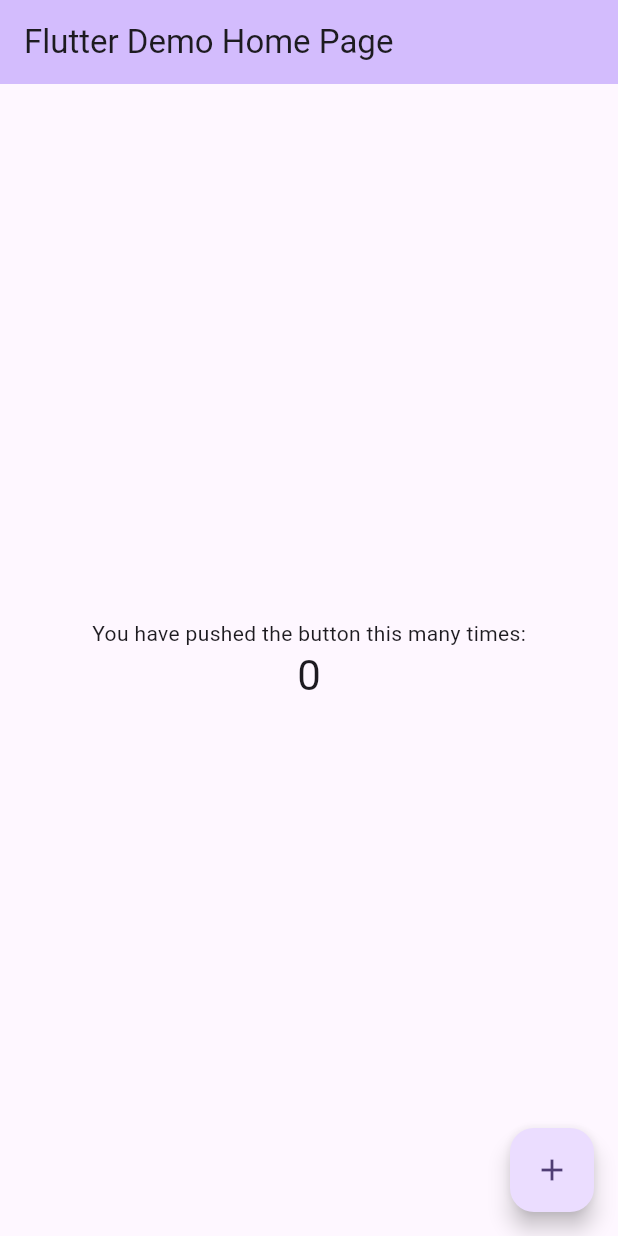
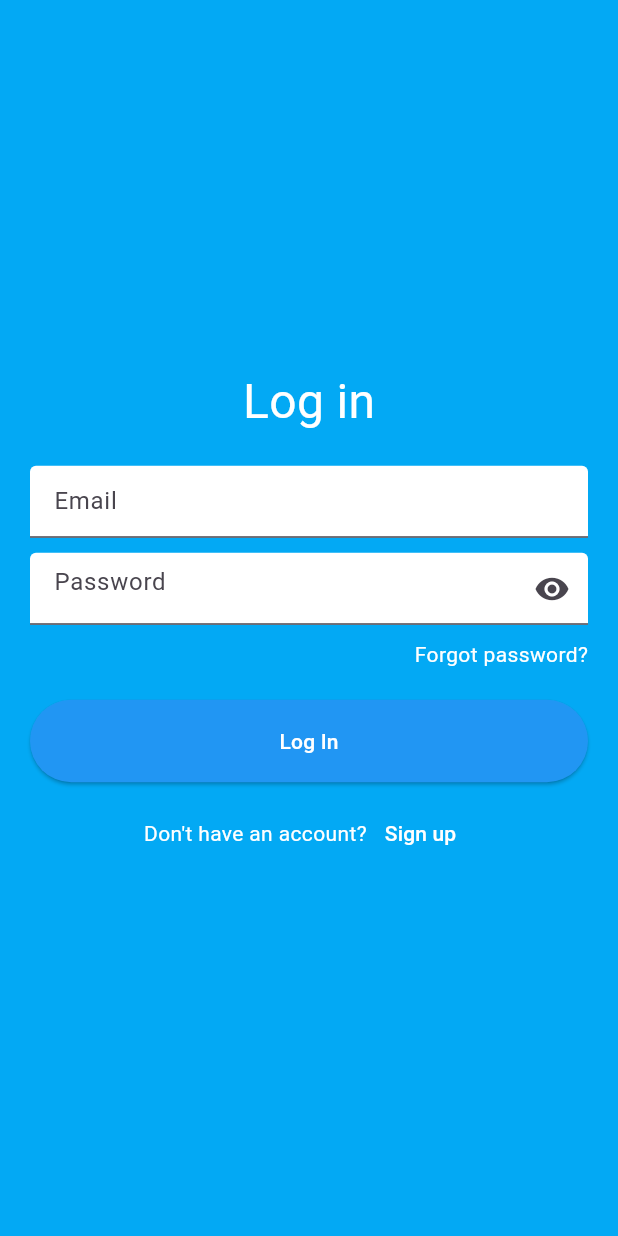
Before and after one commit to MingXuan23/CoolTransaction, a Flutter app: the screen it shows after launch, on a phone screen of 412 x 824 dp. Run offline on Flutter 3.47's test engine with Material 3 defaults, Android fonts, the light colour scheme and no system bars; our stand-ins replace bloc, equatable, flutter_bloc.

Commit message:
add bloc pattern

```diff
--- /dev/null
+++ b/lib/blocs/auth/login/login_bloc.dart
@@ -0,0 +1,27 @@
+import 'package:bloc/bloc.dart';
+import 'package:cool_transaction/repositories/user_repository.dart';
+import 'package:equatable/equatable.dart';
+
+part 'login_event.dart';
+part 'login_state.dart';
+
+class LoginBloc extends Bloc<LoginEvent, LoginState> {
+
+  UserRepository repo;
+
+  LoginBloc(LoginState LoginInitial, this.repo) : super(LoginInitial) {
+     on<LoginButtonPressed>((event, emit) async {
+      emit(LoginLoading());
+      try {
+        final bool success = repo.login(event.email, event.password);
+        if (success) {
+          emit(LoginSuccess());
+        } else {
+          emit(LoginFailure('Login failed'));
+        }
+      } catch (error) {
+        emit(LoginFailure(error.toString()));
+      }
+    });
+  }
+}
--- /dev/null
+++ b/lib/blocs/auth/login/login_event.dart
@@ -0,0 +1,21 @@
+part of 'login_bloc.dart';
+
+sealed class LoginEvent extends Equatable {
+  const LoginEvent();
+
+  @override
+  List<Object> get props => [];
+}
+
+class LoginButtonPressed extends LoginEvent {
+  final String email;
+  final String password;
+
+  const LoginButtonPressed({
+    required this.email,
+    required this.password,
+  });
+
+  @override
+  List<Object> get props => [email, password];
+}
--- /dev/null
+++ b/lib/blocs/auth/login/login_state.dart
@@ -0,0 +1,23 @@
+part of 'login_bloc.dart';
+
+sealed class LoginState extends Equatable {
+  const LoginState();
+
+  @override
+  List<Object> get props => [];
+}
+
+final class LoginInitial extends LoginState {}
+
+class LoginLoading extends LoginState {}
+
+class LoginSuccess extends LoginState {}
+
+class LoginFailure extends LoginState {
+  final String error;
+
+  const LoginFailure(this.error);
+
+  @override
+  List<Object> get props => [error];
+}
--- a/lib/main.dart
+++ b/lib/main.dart
@@ -1,125 +1,34 @@
+import 'package:cool_transaction/blocs/auth/login/login_bloc.dart';
+import 'package:cool_transaction/pages/auth/login_page.dart';
+import 'package:flutter_bloc/flutter_bloc.dart';
+import 'package:cool_transaction/repositories/user_repository.dart';
 import 'package:flutter/material.dart';
 
 void main() {
-  runApp(const MyApp());
+  runApp(MyApp(home: LoginPage()));
 }
 
 class MyApp extends StatelessWidget {
-  const MyApp({super.key});
+  final Widget home;
+  MyApp({required this.home});
 
-  // This widget is the root of your application.
   @override
   Widget build(BuildContext context) {
-    return MaterialApp(
-      title: 'Flutter Demo',
-      theme: ThemeData(
-        // This is the theme of your application.
-        //
-        // TRY THIS: Try running your application with "flutter run". You'll see
-        // the application has a blue toolbar. Then, without quitting the app,
-        // try changing the seedColor in the colorScheme below to Colors.green
-        // and then invoke "hot reload" (save your changes or press the "hot
-        // reload" button in a Flutter-supported IDE, or press "r" if you used
-        // the command line to start the app).
-        //
-        // Notice that the counter didn't reset back to zero; the application
-        // state is not lost during the reload. To reset the state, use hot
-        // restart instead.
-        //
-        // This works for code too, not just values: Most code changes can be
-        // tested with just a hot reload.
-        colorScheme: ColorScheme.fromSeed(seedColor: Colors.deepPurple),
-        useMaterial3: true,
+    return MultiBlocProvider(
+      providers: [
+        BlocProvider<LoginBloc>(
+          create: (context) => LoginBloc(LoginInitial(), UserRepository()),
+        ),
+      ],
+      child: MaterialApp(
+        debugShowCheckedModeBanner: false,
+        title: 'Cool Transaction',
+        theme: ThemeData(
+          colorScheme: ColorScheme.fromSeed(seedColor: Colors.deepPurple),
+          useMaterial3: true,
+        ),
+        home: this.home,
       ),
-      home: const MyHomePage(title: 'Flutter Demo Home Page'),
     );
   }
 }
-
-class MyHomePage extends StatefulWidget {
-  const MyHomePage({super.key, required this.title});
-
-  // This widget is the home page of your application. It is stateful, meaning
-  // that it has a State object (defined below) that contains fields that affect
-  // how it looks.
-
-  // This class is the configuration for the state. It holds the values (in this
-  // case the title) provided by the parent (in this case the App widget) and
-  // used by the build method of the State. Fields in a Widget subclass are
-  // always marked "final".
-
-  final String title;
-
-  @override
-  State<MyHomePage> createState() => _MyHomePageState();
-}
-
-class _MyHomePageState extends State<MyHomePage> {
-  int _counter = 0;
-
-  void _incrementCounter() {
-    setState(() {
-      // This call to setState tells the Flutter framework that something has
-      // changed in this State, which causes it to rerun the build method below
-      // so that the display can reflect the updated values. If we changed
-      // _counter without calling setState(), then the build method would not be
-      // called again, and so nothing would appear to happen.
-      _counter++;
-    });
-  }
-
-  @override
-  Widget build(BuildContext context) {
-    // This method is rerun every time setState is called, for instance as done
-    // by the _incrementCounter method above.
-    //
-    // The Flutter framework has been optimized to make rerunning build methods
-    // fast, so that you can just rebuild anything that needs updating rather
-    // than having to individually change instances of widgets.
-    return Scaffold(
-      appBar: AppBar(
-        // TRY THIS: Try changing the color here to a specific color (to
-        // Colors.amber, perhaps?) and trigger a hot reload to see the AppBar
-        // change color while the other colors stay the same.
-        backgroundColor: Theme.of(context).colorScheme.inversePrimary,
-        // Here we take the value from the MyHomePage object that was created by
-        // the App.build method, and use it to set our appbar title.
-        title: Text(widget.title),
-      ),
-      body: Center(
-        // Center is a layout widget. It takes a single child and positions it
-        // in the middle of the parent.
-        child: Column(
-          // Column is also a layout widget. It takes a list of children and
-          // arranges them vertically. By default, it sizes itself to fit its
-          // children horizontally, and tries to be as tall as its parent.
-          //
-          // Column has various properties to control how it sizes itself and
-          // how it positions its children. Here we use mainAxisAlignment to
-          // center the children vertically; the main axis here is the vertical
-          // axis because Columns are vertical (the cross axis would be
-          // horizontal).
-          //
-          // TRY THIS: Invoke "debug painting" (choose the "Toggle Debug Paint"
-          // action in the IDE, or press "p" in the console), to see the
-          // wireframe for each widget.
-          mainAxisAlignment: MainAxisAlignment.center,
-          children: <Widget>[
-            const Text(
-              'You have pushed the button this many times:',
-            ),
-            Text(
-              '$_counter',
-              style: Theme.of(context).textTheme.headlineMedium,
-            ),
-          ],
-        ),
-      ),
-      floatingActionButton: FloatingActionButton(
-        onPressed: _incrementCounter,
-        tooltip: 'Increment',
-        child: const Icon(Icons.add),
-      ), // This trailing comma makes auto-formatting nicer for build methods.
-    );
-  }
-}
--- /dev/null
+++ b/lib/models/user.dart
@@ -0,0 +1,7 @@
+class User{
+  final int? id;
+  final String email;
+  final String password;
+
+  User(this.id, this.email, this.password);
+}
--- /dev/null
+++ b/lib/pages/auth/login_page.dart
@@ -0,0 +1,141 @@
+import 'package:cool_transaction/blocs/auth/login/login_bloc.dart';
+import 'package:cool_transaction/pages/home/home_page.dart';
+import 'package:flutter/material.dart';
+import 'package:flutter_bloc/flutter_bloc.dart';
+
+class LoginPage extends StatefulWidget {
+  const LoginPage({super.key});
+
+  @override
+  State<LoginPage> createState() => _LoginPageState();
+}
+
+class _LoginPageState extends State<LoginPage> {
+  final _emailController = TextEditingController();
+  final _passwordController = TextEditingController();
+
+  bool _obscureText = true;
+
+  @override
+  Widget build(BuildContext context) {
+    return Scaffold(
+      backgroundColor: Colors.lightBlue,
+      body: BlocListener<LoginBloc, LoginState>(
+        listener: (context, state) {
+          if (state is LoginFailure) {
+            ScaffoldMessenger.of(context).showSnackBar(
+              SnackBar(content: Text(state.error)),
+            );
+          }
+
+          if (state is LoginSuccess) {
+            Navigator.pushReplacement(
+              context,
+              MaterialPageRoute(builder: (context) => const HomePage()),
+            );
+          }
+        },
+        child: BlocBuilder<LoginBloc, LoginState>(
+          builder: (context, state) {
+            return SafeArea(
+              child: Padding(
+                padding: EdgeInsets.symmetric(horizontal: 20.0),
+                child: Column(
+                  mainAxisAlignment: MainAxisAlignment.center,
+                  children: <Widget>[
+                    Text(
+                      'Log in',
+                      style: TextStyle(fontSize: 32.0, color: Colors.white),
+                    ),
+                    SizedBox(height: 20.0),
+                    TextField(
+                      decoration: InputDecoration(
+                        hintText: 'Email',
+                        filled: true,
+                        fillColor: Colors.white,
+                      ),
+                      controller: _emailController,
+                    ),
+                    SizedBox(height: 10.0),
+                    TextField(
+                      obscureText: _obscureText,
+                      decoration: InputDecoration(
+                        hintText: 'Password',
+                        filled: true,
+                        fillColor: Colors.white,
+                        suffixIcon: IconButton(
+                          icon: Icon(
+                            // Choose the icon based on the visibility state
+                            _obscureText
+                                ? Icons.visibility
+                                : Icons.visibility_off,
+                          ),
+                          onPressed: () {
+                            // Change the visibility state when the icon is clicked
+                            setState(() {
+                              _obscureText = !_obscureText;
+                            });
+                          },
+                        ),
+                      ),
+                    ),
+                    SizedBox(height: 10.0),
+                    Align(
+                      alignment: Alignment.centerRight,
+                      child: Text(
+                        'Forgot password?',
+                        style: TextStyle(color: Colors.white),
+                      ),
+                    ),
+                    SizedBox(height: 20.0),
+                    SizedBox(
+                        width: 400.0,
+                        height: 55.0,
+                        child: ElevatedButton(
+                          onPressed: () {
+                            if (state is! LoginLoading) {
+                              BlocProvider.of<LoginBloc>(context).add(
+                                LoginButtonPressed(
+                                  email: _emailController.text,
+                                  password: _passwordController.text,
+                                ),
+                              );
+                            }
+                          },
+                          child: Text(
+                            'Log In',
+                            style: TextStyle(color: Colors.white),
+                          ),
+                          style: ButtonStyle(
+                            backgroundColor: MaterialStateProperty.all<Color>(
+                              Colors.blue,
+                            ),
+                          ),
+                        )),
+                    SizedBox(height: 10.0),
+                    Row(
+                      mainAxisAlignment: MainAxisAlignment.center,
+                      children: <Widget>[
+                        Text(
+                          'Don\'t have an account?',
+                          style: TextStyle(color: Colors.white),
+                        ),
+                        TextButton(
+                          onPressed: () {},
+                          child: Text(
+                            'Sign up',
+                            style: TextStyle(color: Colors.white),
+                          ),
+                        ),
+                      ],
+                    ),
+                  ],
+                ),
+              ),
+            );
+          },
+        ),
+      ),
+    );
+  }
+}
--- /dev/null
+++ b/lib/repositories/user_repository.dart
@@ -0,0 +1,13 @@
+import 'package:cool_transaction/models/user.dart';
+
+class UserRepository{
+  var users = [
+    User(1, "mingxuam@test.com", "abc123"),
+    User(2, "choonfei@test.com", "abc123"),
+    User(3, "yisheng@test.com", "abc123"),
+  ];
+
+  bool login(String email, String password) {
+    return users.any((user) => user.email == email && user.password == password);
+  }
+}
--- a/pubspec.yaml
+++ b/pubspec.yaml
@@ -35,6 +35,8 @@ dependencies:
   # The following adds the Cupertino Icons font to your application.
   # Use with the CupertinoIcons class for iOS style icons.
   cupertino_icons: ^1.0.2
+  flutter_bloc: ^8.1.3
+  equatable: ^2.0.5
 
 dev_dependencies:
   flutter_test:
```
Also changed, not shown: lib/pages/home/home_page.dart (added, +19 -0 lines), pubspec.lock, 62 other files.
